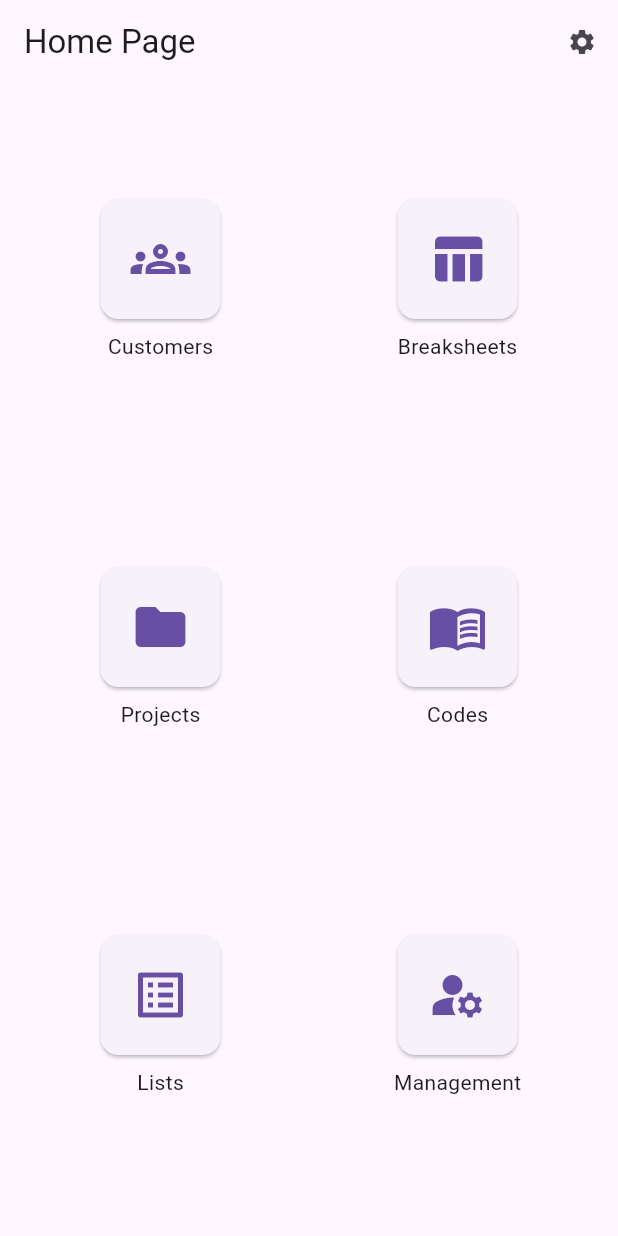
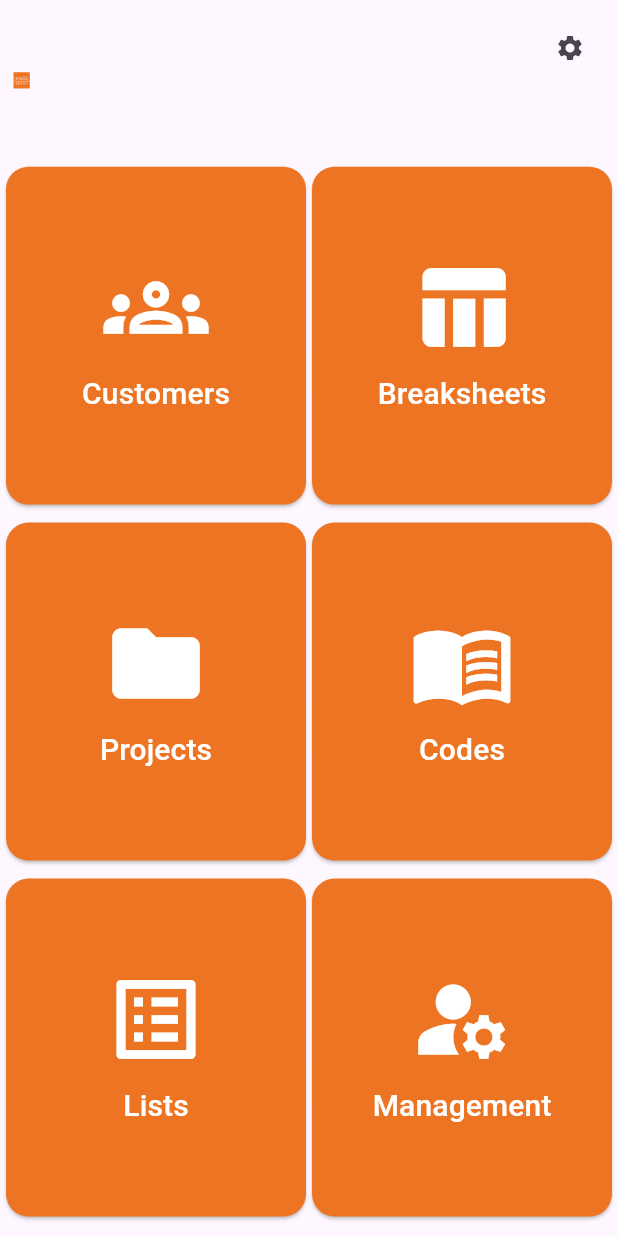
Before and after one commit to TightBlubber/inspections_app, a Flutter app: the screen it shows after launch, on a phone screen of 412 x 824 dp. Run offline on Flutter 3.47's test engine with Material 3 defaults, Android fonts, the phone set to English and light mode, and no system bars.

Commit message:
first changes, trying to figure out the layout

```diff
--- a/lib/main.dart
+++ b/lib/main.dart
@@ -1,4 +1,5 @@
 import 'package:flutter/material.dart';
+import 'pages/home_page.dart';
 
 void main() {
   runApp(const App());
@@ -15,69 +16,3 @@ class App extends StatelessWidget {
     );
   }
 }
-
-class HomePage extends StatelessWidget {
-  const HomePage({super.key});
-
-  @override
-  Widget build(BuildContext context) {
-    return Scaffold(
-      appBar: AppBar(
-        title: const Text('Home Page'),
-        actions: [
-          IconButton(
-            icon: const Icon(Icons.settings, size: 20),
-            onPressed: () {},
-          ),
-        ]
-      ),
-      body: LayoutBuilder(
-        builder: (context, constraints) {
-          final itemHeight = (constraints.maxHeight - 80) / 3;
-          final itemWidth = (constraints.maxWidth - 48) / 2;
-          final aspectRatio = itemWidth / itemHeight;
-
-          return Padding(
-            padding: const EdgeInsets.all(16.0),
-            child: GridView.count(
-              crossAxisCount: 2,
-              crossAxisSpacing: 16,
-              mainAxisSpacing: 16,
-              childAspectRatio: aspectRatio,
-              physics: const NeverScrollableScrollPhysics(),
-              children: [
-                _buildIconButton(Icons.groups_outlined, "Customers"),
-                _buildIconButton(Icons.table_chart, "Breaksheets"),
-                _buildIconButton(Icons.folder, "Projects"),
-                _buildIconButton(Icons.menu_book, "Codes"),
-                _buildIconButton(Icons.list_alt, "Lists"),
-                _buildIconButton(Icons.manage_accounts, "Management"),
-              ]
-            )
-          );
-        }
-      )
-
-    );
-  }
-
-  Widget _buildIconButton(IconData icon, String label) {
-    return Column(
-      mainAxisAlignment: MainAxisAlignment.center,
-      children: [
-        ElevatedButton(
-          onPressed: () {},
-          style: ElevatedButton.styleFrom(
-            padding: const EdgeInsets.all(20),
-            shape: RoundedRectangleBorder(
-              borderRadius: BorderRadius.circular(12),
-            ),
-          ),
-          child: Icon(icon, size: 40)
-        ),
-        const SizedBox(height: 8),
-        Text(label, style: const TextStyle(fontSize: 14)),
-      ],
-    );
-  }
-}
--- /dev/null
+++ b/lib/pages/customers_page.dart
@@ -0,0 +1,17 @@
+import 'package:flutter/material.dart';
+
+class CustomersPage extends StatelessWidget {
+  const CustomersPage({super.key});
+
+  @override
+  Widget build(BuildContext context) {
+    return Scaffold(
+      appBar: AppBar(
+        title: const Text('Customers'),
+      ),
+      body: const Center(
+        child: Text('Customer list will be displayed here.'),
+      ),
+    );
+  }
+}
--- a/lib/pages/home_page.dart
+++ b/lib/pages/home_page.dart
@@ -0,0 +1,65 @@
+import 'package:flutter/material.dart';
+import '../widgets/icon_button_card.dart';
+
+class HomePage extends StatelessWidget {
+  const HomePage({super.key});
+
+  @override
+  Widget build(BuildContext context) {
+    final screenHeight = MediaQuery.of(context).size.height;
+    final screenWidth = MediaQuery.of(context).size.width;
+    final appBarHeight = screenHeight * 0.13;
+
+    return Scaffold(
+      appBar: AppBar(
+        toolbarHeight: appBarHeight,
+        leadingWidth: screenWidth * 0.07,
+        leading: Padding(
+          padding: const EdgeInsets.all(8.0),
+          child: Image.asset(
+            'assets/images/logo.png',
+            fit: BoxFit.contain,
+          ),
+        ),
+        actions: [
+          Align(
+            alignment: Alignment.topRight,
+            child: Padding(
+              padding: const EdgeInsets.only(top: 8.0, right: 8.0),
+              child: IconButton(
+                icon: const Icon(Icons.settings, size: 20),
+                onPressed: () {},
+              ),
+            ),
+          ),
+        ],
+      ),
+      body: LayoutBuilder(
+        builder: (context, constraints) {
+          final itemHeight = (constraints.maxHeight - 80) / 3;
+          final itemWidth = (constraints.maxWidth - 48) / 2;
+          final aspectRatio = itemWidth / itemHeight;
+
+          return Padding(
+            padding: const EdgeInsets.all(4.0),
+            child: GridView.count(
+              crossAxisCount: 2,
+              crossAxisSpacing: 4,
+              mainAxisSpacing: 4,
+              childAspectRatio: aspectRatio,
+              physics: const NeverScrollableScrollPhysics(),
+              children: const [
+                IconButtonCard(icon: Icons.groups_outlined, label: 'Customers'),
+                IconButtonCard(icon: Icons.table_chart, label: 'Breaksheets'),
+                IconButtonCard(icon: Icons.folder, label: 'Projects'),
+                IconButtonCard(icon: Icons.menu_book, label: 'Codes'),
+                IconButtonCard(icon: Icons.list_alt, label: 'Lists'),
+                IconButtonCard(icon: Icons.manage_accounts, label: 'Management'),
+              ],
+            ),
+          );
+        },
+      ),
+    );
+  }
+}
--- /dev/null
+++ b/lib/widgets/icon_button_card.dart
@@ -0,0 +1,46 @@
+import 'package:flutter/material.dart';
+
+class IconButtonCard extends StatelessWidget {
+  final IconData icon;
+  final String label;
+  final VoidCallback? onPressed;
+
+  const IconButtonCard({
+    super.key,
+    required this.icon,
+    required this.label,
+    this.onPressed,
+  });
+
+  @override
+  Widget build(BuildContext context) {
+    return Column(
+      mainAxisAlignment: MainAxisAlignment.center,
+      children: [
+        Expanded(
+          child: ElevatedButton(
+            onPressed: onPressed ?? () {},
+            style: ElevatedButton.styleFrom(
+              backgroundColor: const Color(0xFFED7422),
+              foregroundColor: Colors.white,
+              fixedSize: const Size(300, 200),
+              shape: RoundedRectangleBorder(
+                borderRadius: BorderRadius.circular(15),
+              ),
+
+            ),
+            child: Column(
+              mainAxisAlignment: MainAxisAlignment.center,
+              children: [
+                Icon(icon, size: 70),
+                const SizedBox(height: 8),
+                Text(label, style: const TextStyle(fontSize: 20)),
+              ],
+            ),
+          ),
+        ),
+        const SizedBox(height: 8),
+      ],
+    );
+  }
+}
--- a/pubspec.yaml
+++ b/pubspec.yaml
@@ -61,6 +61,8 @@ flutter:
   # assets:
   #   - images/a_dot_burr.jpeg
   #   - images/a_dot_ham.jpeg
+  assets:
+    - assets/images/
 
   # An image asset can refer to one or more resolution-specific "variants", see
   # https://flutter.dev/to/resolution-aware-images
```
Also changed, not shown: assets/images/logo.png (added), 1 other file.
